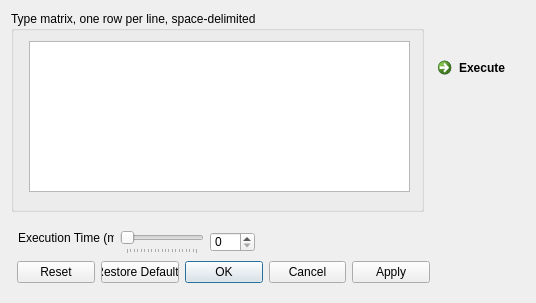
SCIInstitute/SCIRun, file src/Interface/Modules/Math/CreateMatrix.ui: the form before one commit.
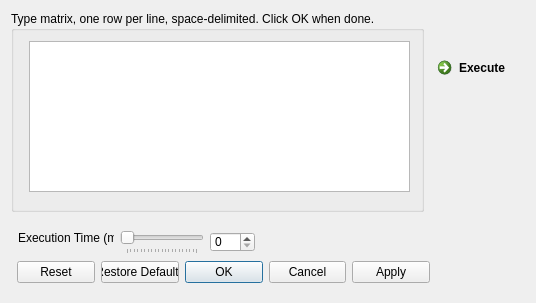
The form after the commit.

Commit message: CreateMatrix module, closes #5; disable individual execute buttons for now.

Diff of the .ui file:
```diff
--- a/src/Interface/Modules/Math/CreateMatrix.ui
+++ b/src/Interface/Modules/Math/CreateMatrix.ui
@@ -42,7 +42,7 @@
     </rect>
    </property>
    <property name="title">
-    <string>Type matrix, one row per line, space-delimited</string>
+    <string>Type matrix, one row per line, space-delimited. Click OK when done.</string>
    </property>
    <widget class="QPlainTextEdit" name="matrixTextEdit_">
     <property name="geometry">
```
The commit also changes 19 other files.
